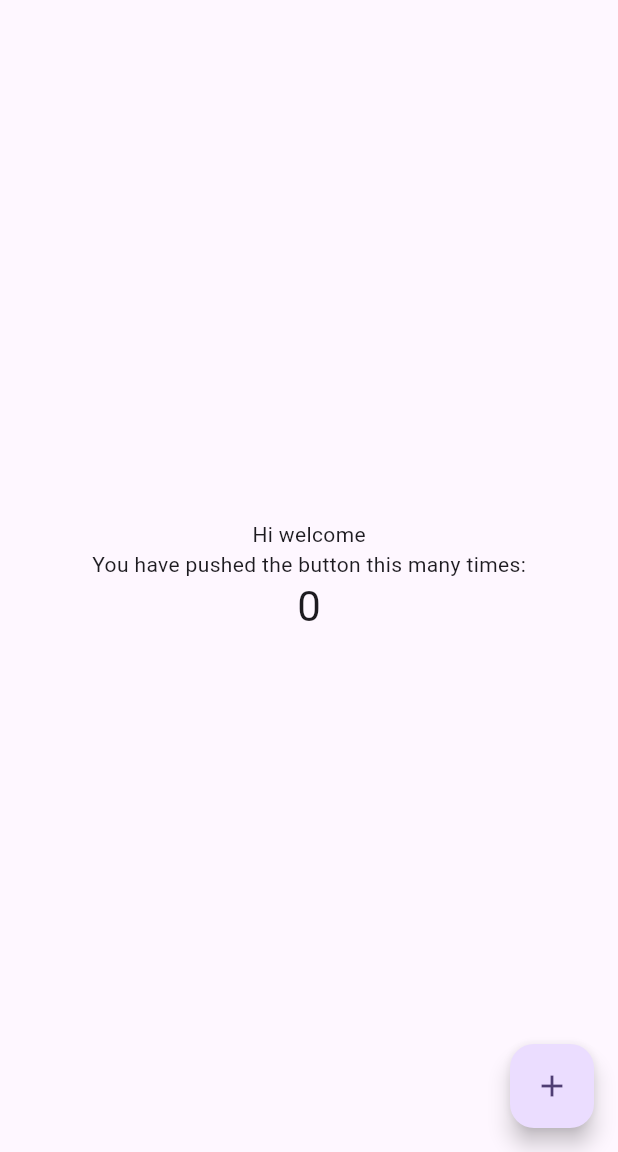
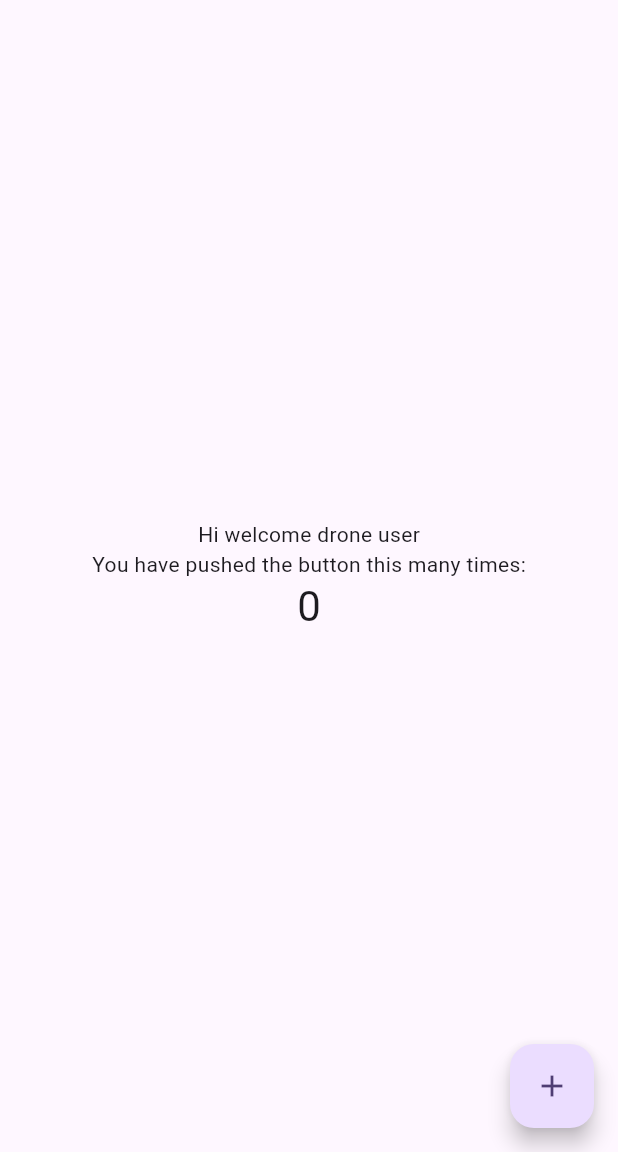
Before and after one commit to harilet/ci-cd-test-flutter, a Flutter app: the screen it shows after launch, on a phone screen of 412 x 824 dp, the part 84-1236 px from its top. Run offline on Flutter 3.47's test engine with Material 2 defaults, Android fonts, the phone set to English and light mode, and no system bars.

Commit message:
Update main.dart

```diff
--- a/lib/main.dart
+++ b/lib/main.dart
@@ -50,7 +50,7 @@ class _MyHomePageState extends State<MyHomePage> {
           mainAxisAlignment: MainAxisAlignment.center,
           children: <Widget>[
             const Text(
-              'Hi welcome'
+              'Hi welcome drone user'
             ),
             const Text(
               'You have pushed the button this many times:',
```
